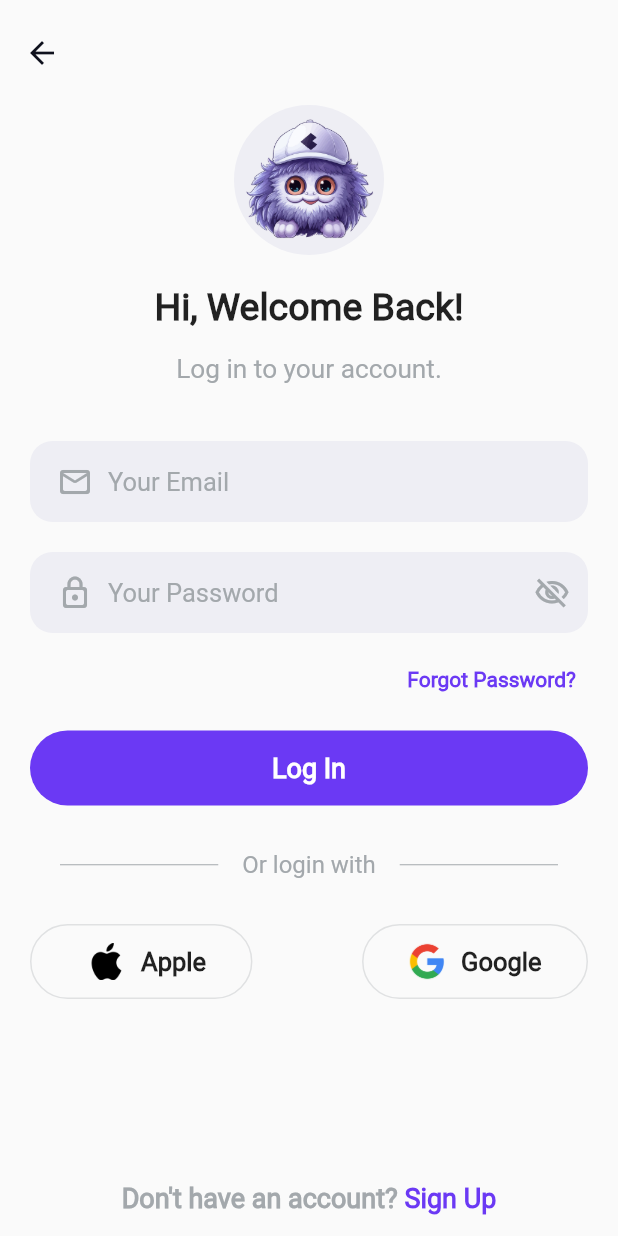
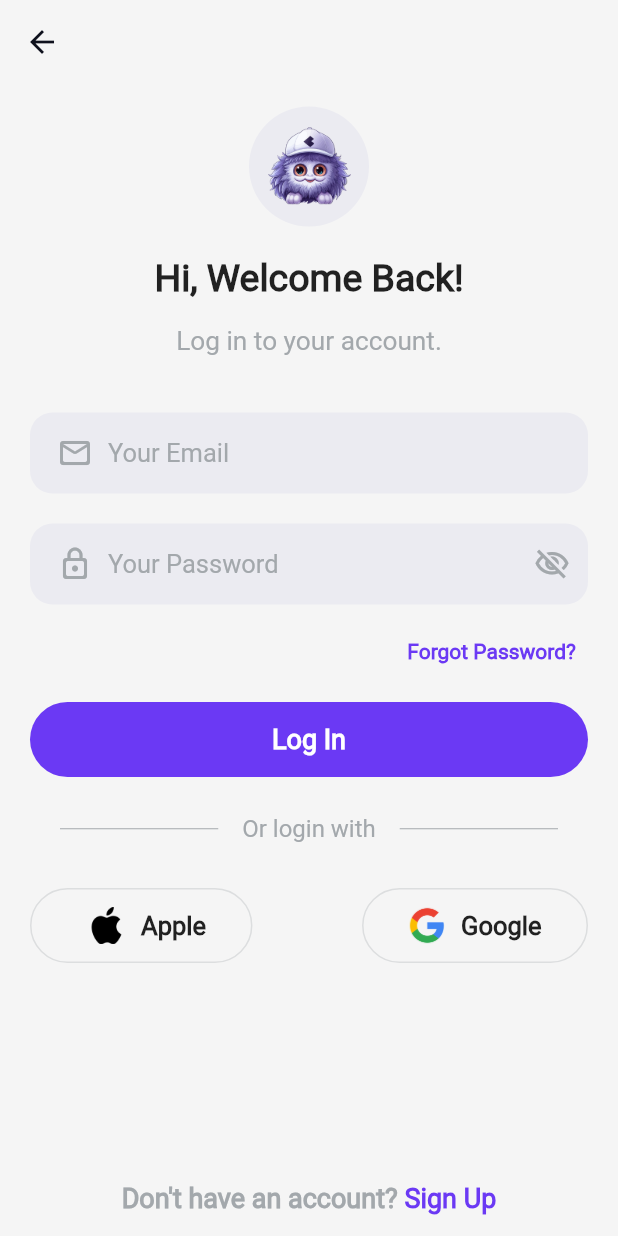
Before and after one commit to bnasare/transaction_app_ui, a Flutter app: the screen it shows after launch, on a phone screen of 412 x 824 dp. Run offline on Flutter 3.47's test engine with Material 2 defaults, Android fonts, the phone set to English and light mode, and no system bars; our stand-ins replace flutter_iconly, google_fonts.

```diff
--- a/lib/consts/theme.dart
+++ b/lib/consts/theme.dart
@@ -4,6 +4,7 @@ import 'package:google_fonts/google_fonts.dart';
 class Styles {
   static ThemeData themeData(BuildContext context) {
     return ThemeData(
+      scaffoldBackgroundColor: Colors.grey.shade100,
       colorScheme: ThemeData().colorScheme.copyWith(
             primary: const Color.fromRGBO(107, 57, 244, 1),
             onPrimary: const Color.fromRGBO(201, 174, 251, 1),
--- a/lib/screens/home_screen.dart
+++ b/lib/screens/home_screen.dart
@@ -10,6 +10,7 @@ class HomeScreen extends StatelessWidget {
   @override
   Widget build(BuildContext context) {
     var color = Theme.of(context).colorScheme;
+    var textTheme = Theme.of(context).textTheme;
 
     return Scaffold(
         appBar: AppBar(
--- a/lib/screens/login_screen.dart
+++ b/lib/screens/login_screen.dart
@@ -13,44 +13,49 @@ class LoginScreen extends StatelessWidget {
   Widget build(BuildContext context) {
     var color = Theme.of(context).colorScheme;
     var textTheme = Theme.of(context).textTheme;
+
     return Scaffold(
-      resizeToAvoidBottomInset: true,
+      resizeToAvoidBottomInset: false,
       appBar: AppBar(
-          toolbarHeight: 70,
           leading: BackButton(onPressed: () {}, color: color.onTertiary),
           backgroundColor: Theme.of(context).scaffoldBackgroundColor,
           elevation: 0),
       body: Column(
-        mainAxisAlignment: MainAxisAlignment.center,
-        crossAxisAlignment: CrossAxisAlignment.center,
         children: [
           Center(
               child: Padding(
-                  padding: const EdgeInsets.only(top: 0.0, bottom: 20),
+                  padding: const EdgeInsets.only(top: 15.0, bottom: 20),
                   child: CircleAvatar(
-                      radius: 50,
+                      radius: 40,
                       backgroundColor: color.tertiary,
-                      backgroundImage:
-                          const AssetImage('assets/images/purple_face.png')))),
+                      child: Image.asset('assets/images/purple_face.png',
+                          fit: BoxFit.cover, height: 65, width: 65)))),
+          Column(
+            crossAxisAlignment: CrossAxisAlignment.center,
+            children: [
               Text('Hi, Welcome Back!',
                   style: textTheme.titleLarge
                       ?.copyWith(fontWeight: FontWeight.w600, fontSize: 25)),
               Padding(
                   padding: const EdgeInsets.symmetric(vertical: 17.0),
                   child: Text('Log in to your account.',
-                  style: textTheme.titleMedium?.copyWith(
+                      style: TextStyle(
                           color: color.onSecondary,
                           fontSize: 17.5,
                           fontWeight: FontWeight.w500))),
+            ],
+          ),
           Padding(
               padding: const EdgeInsets.all(20.0),
               child: TextField(
+                  textInputAction: TextInputAction.next,
+                  onEditingComplete: () => FocusScope.of(context).nextFocus(),
                   decoration: InputDecoration(
                       filled: true,
                       fillColor: color.tertiary,
                       hintText: 'Your Email',
-                      hintStyle: textTheme.bodyLarge
-                          ?.copyWith(color: color.onSecondary, fontSize: 17),
+                      hintStyle:
+                          TextStyle(color: color.onSecondary, fontSize: 17),
                       prefixIcon: Padding(
                           padding: const EdgeInsets.only(left: 18.0, right: 10),
                           child: Icon(Icons.mail_outline_rounded,
@@ -61,14 +66,15 @@ class LoginScreen extends StatelessWidget {
                       contentPadding:
                           const EdgeInsets.symmetric(vertical: 17)))),
           Padding(
-              padding: const EdgeInsets.fromLTRB(20, 0, 20, 7),
+              padding: const EdgeInsets.only(left: 20, right: 20, bottom: 7),
               child: TextField(
+                  textInputAction: TextInputAction.next,
                   decoration: InputDecoration(
                       filled: true,
                       fillColor: color.tertiary,
                       hintText: 'Your Password',
-                      hintStyle: textTheme.bodyLarge
-                          ?.copyWith(color: color.onSecondary, fontSize: 17),
+                      hintStyle:
+                          TextStyle(color: color.onSecondary, fontSize: 17),
                       prefixIcon: Padding(
                           padding: const EdgeInsets.only(left: 18.0, right: 10),
                           child: Icon(Icons.lock_outline_rounded,
@@ -99,13 +105,13 @@ class LoginScreen extends StatelessWidget {
             padding: const EdgeInsets.symmetric(horizontal: 40.0),
             child: Row(
               children: [
-                Expanded(child: Divider(color: color.onSecondary)),
+                Flexible(child: Divider(color: color.onSecondary)),
                 Padding(
                     padding: const EdgeInsets.symmetric(horizontal: 16),
                     child: Text("Or login with",
                         style: textTheme.titleMedium
                             ?.copyWith(color: color.onSecondary))),
-                Expanded(child: Divider(color: color.onSecondary)),
+                Flexible(child: Divider(color: color.onSecondary)),
               ],
             ),
           ),
@@ -119,7 +125,8 @@ class LoginScreen extends StatelessWidget {
                     GoogleSocialAuthButton(onPressed: () {})
                   ])),
           const Spacer(),
-          Padding(
+          Center(
+            child: Padding(
               padding: const EdgeInsets.only(bottom: 15.0),
               child: RichText(
                 text: TextSpan(
@@ -133,11 +140,12 @@ class LoginScreen extends StatelessWidget {
                     TextSpan(
                         text: 'Sign Up',
                         recognizer: TapGestureRecognizer()..onTap = () {},
-                      style: textTheme.titleMedium?.copyWith(
+                        style: TextStyle(
                             color: color.primary,
                             fontWeight: FontWeight.w600,
                             fontSize: 18)),
                   ],
+                ),
               ),
             ),
           )
--- a/lib/widgets/auth_button.dart
+++ b/lib/widgets/auth_button.dart
@@ -10,7 +10,7 @@ class AuthButton extends StatelessWidget {
     var color = Theme.of(context).colorScheme;
 
     return Padding(
-      padding: const EdgeInsets.only(left: 20, right: 20, top: 10, bottom: 30),
+      padding: const EdgeInsets.only(left: 20, right: 20, top: 10, bottom: 25),
       child: FilledButton(
         onPressed: onPressed,
         style: ButtonStyle(
--- a/lib/widgets/bottom_appbar_item.dart
+++ b/lib/widgets/bottom_appbar_item.dart
@@ -20,7 +20,7 @@ class TabItem extends StatelessWidget {
 
   @override
   Widget build(BuildContext context) {
-    return InkWell(
+    return GestureDetector(
       onTap: onTap,
       child: Column(
         mainAxisSize: MainAxisSize.min,
--- a/pubspec.yaml
+++ b/pubspec.yaml
@@ -37,6 +37,7 @@ dependencies:
   cupertino_icons: ^1.0.2
   google_fonts: ^6.1.0
   flutter_iconly: ^1.0.2
+  device_preview: ^1.1.0
 
 dev_dependencies:
   flutter_test:
```
Also changed, not shown: lib/main.dart (+9 -3 lines), lib/screens/user_screen.dart (+108 -2 lines), lib/widgets/custom_divider.dart (added, +22 -0 lines), lib/widgets/custom_list_tile.dart (added, +50 -0 lines), lib/widgets/user_profile_card.dart (added, +136 -0 lines), assets/images/crown.png (added), assets/images/diamond.png (added), assets/images/female.jpg (added), assets/images/points.png (added), assets/images/voucher.png (added), pubspec.lock. Lines whose indentation alone changed are shown as unchanged.
